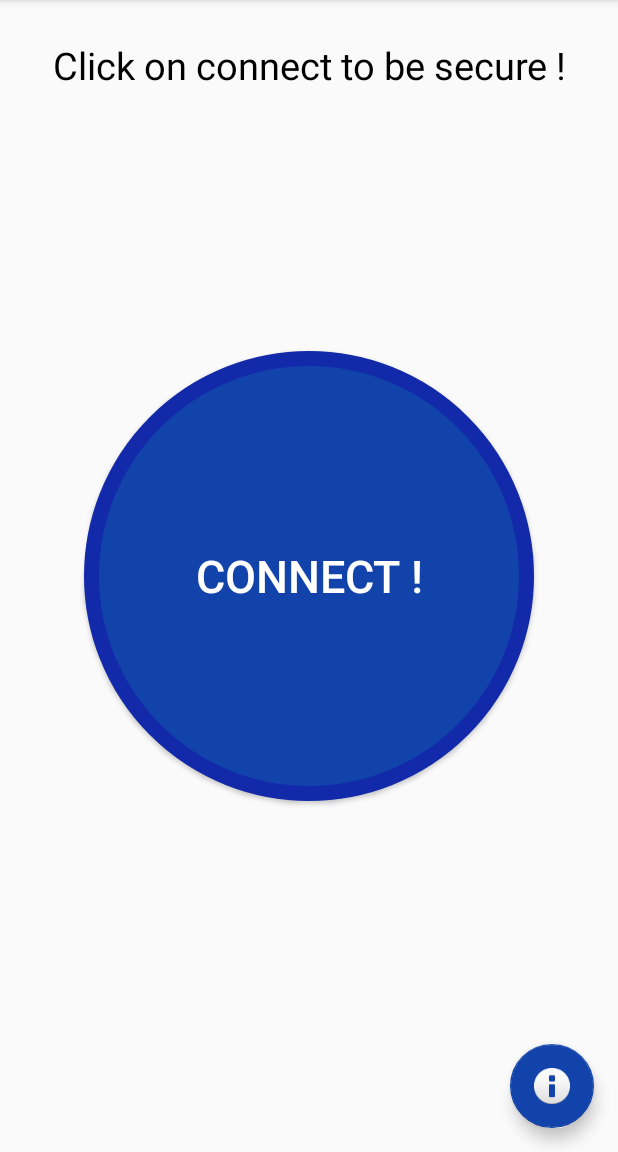
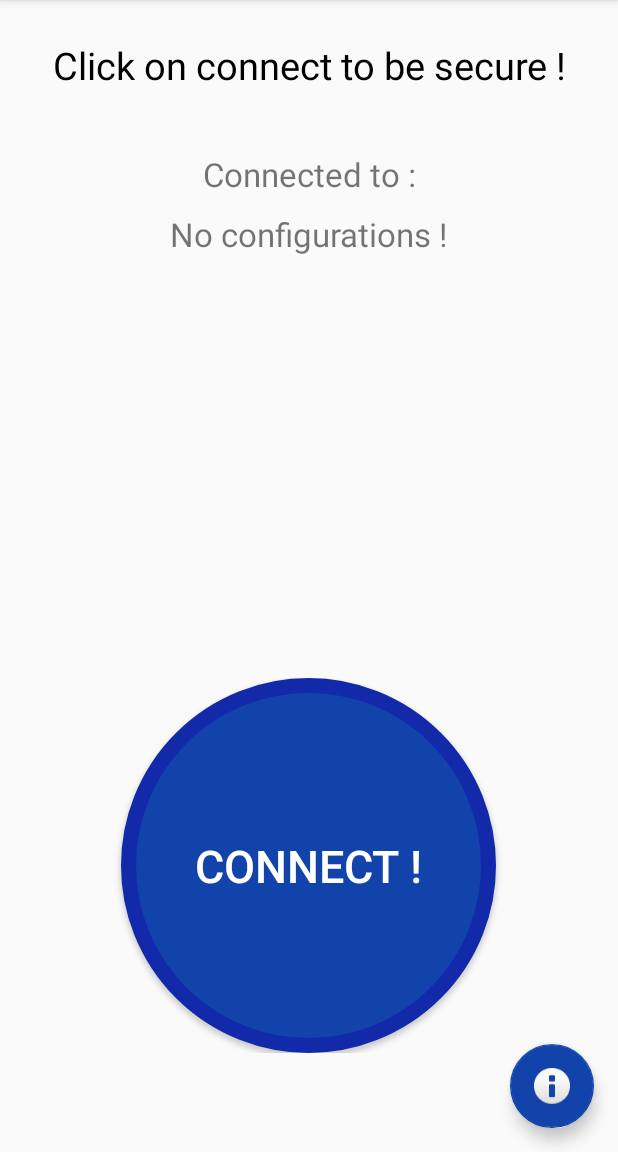
Before and after one commit to yannled/protectMe-android, an Android app: the screen it shows after launch (MainActivity), on a phone screen of 412 x 824 dp, the part 84-1236 px from its top. Run offline under Robolectric (Android 15) with nearby library versions, the phone set to English and light mode, and no system bars; libraries missing offline, so code that uses them is left out: de.blinkt.openvpn; 3 statements that could not run were skipped.

Commit message:
gestion des profiles

```diff
--- a/app/src/main/java/zutt/protectme/MainActivity.kt
+++ b/app/src/main/java/zutt/protectme/MainActivity.kt
@@ -128,7 +128,8 @@ class MainActivity : AppCompatActivity(), NavigationView.OnNavigationItemSelecte
 
             }
             R.id.nav_list -> {
-
+                val listBoxFragment = ListBox_Fragment()
+                openFragment(listBoxFragment)
             }
         }
 
--- a/app/src/main/java/zutt/protectme/VPN_Fragment.kt
+++ b/app/src/main/java/zutt/protectme/VPN_Fragment.kt
@@ -36,6 +36,7 @@ class VPN_Fragment : Fragment() {
     private val PREFERENCE_CONFIG_NAME = "boxes"
     private var prefs: SharedPreferences? = null
     private var res: ressource? = null
+    private var configurationOK = false
 
     override fun onCreate(savedInstanceState: Bundle?) {
         super.onCreate(savedInstanceState)
@@ -44,30 +45,39 @@ class VPN_Fragment : Fragment() {
 
     override fun onActivityCreated(savedInstanceState: Bundle?) {
         super.onActivityCreated(savedInstanceState)
-        res = ressource(prefs!!)
+        val files = FileManager(this.context!!)
+        val filename = files.getDefaultFileName()
+        if (!filename.isNullOrBlank()) {
+            configurationOK = true
+            var configurationName = filename.substringAfter(FileManager.DEFAULT)
+            configurationName = configurationName.substringBefore(FileManager.FILE_EXTENSION)
+            vpn_connectTo.text = configurationName
+        }
         vpnConnect.setOnClickListener { view ->
-            //TODO : See if configuration default exist
+
+            if (configurationOK) {
                 vpnButtonDefineUI(false)
-            if(connected){
+                if (connected) {
                     try {
                         vpnService!!.disconnect()
                         connected = false
                         vpnButtonDefineUI(false)
-                }
-                catch (e : RemoteException){
+                    } catch (e: RemoteException) {
                         e.printStackTrace()
                     }
-            }
-            else{
+                } else {
                     try {
                         prepareStartProfile(PROFILE_ADD_NEW)
                         prepareStartProfile(START_PROFILE_EMBEDDED)
                         connected = true
                         vpnButtonDefineUI(connected)
-                }
-                catch (e : RemoteException){
+                    } catch (e: RemoteException) {
                         e.printStackTrace()
                     }
+                }
+            }
+            else{
+                Toast.makeText(this.context, "CONFIGURE BEFORE CONNECT", Toast.LENGTH_SHORT).show()
             }
         }
     }
@@ -93,7 +103,9 @@ class VPN_Fragment : Fragment() {
 
             val files  = FileManager(this.context!!)
             var config = files.readDefaultFile()
-            /*val conf = activity!!.assets.open("test.conf")
+
+            /*
+            val conf = activity!!.assets.open("test.conf")
             val isr = InputStreamReader(conf)
             val br = BufferedReader(isr)
             var config : String = ""
@@ -104,8 +116,8 @@ class VPN_Fragment : Fragment() {
                     break
                 config += line + "\n"
             }
-            br.readLine()*/
-
+            br.readLine()
+            */
            if (addNew)
                 vpnService!!.addNewVPNProfile("nonEditable", false, config)
             else
--- a/app/src/main/res/drawable/circlebutton.xml
+++ b/app/src/main/res/drawable/circlebutton.xml
@@ -5,8 +5,8 @@
     <solid android:color="@color/myBlue" />
 
     <size
-        android:width="300dp"
-        android:height="300dp"/>
+        android:width="250dp"
+        android:height="250dp"/>
 
     <stroke
         android:width="10dp"
--- a/app/src/main/res/drawable/circlebuttongreen.xml
+++ b/app/src/main/res/drawable/circlebuttongreen.xml
@@ -5,8 +5,8 @@
     <solid android:color="@color/green" />
 
     <size
-        android:width="300dp"
-        android:height="300dp"/>
+        android:width="250dp"
+        android:height="250dp"/>
 
     <stroke
         android:width="10dp"
--- a/app/src/main/res/drawable/circlebuttonred.xml
+++ b/app/src/main/res/drawable/circlebuttonred.xml
@@ -5,8 +5,8 @@
     <solid android:color="@color/red" />
 
     <size
-        android:width="300dp"
-        android:height="300dp"/>
+        android:width="250dp"
+        android:height="250dp"/>
 
     <stroke
         android:width="10dp"
--- a/app/src/main/res/layout/fragment_vpn.xml
+++ b/app/src/main/res/layout/fragment_vpn.xml
@@ -1,28 +1,55 @@
 <?xml version="1.0" encoding="utf-8"?>
-<FrameLayout xmlns:android="http://schemas.android.com/apk/res/android"
+<RelativeLayout xmlns:android="http://schemas.android.com/apk/res/android"
     xmlns:tools="http://schemas.android.com/tools"
     android:layout_width="match_parent"
     android:layout_height="match_parent"
     tools:context=".VPN_Fragment">
 
     <TextView
+        android:layout_width="match_parent"
+        android:layout_height="779dp"
         android:layout_marginTop="10dp"
+        android:gravity="center_horizontal"
+        android:text="@string/hello_VPN"
         android:textColor="#000"
-        android:layout_width="match_parent"
-        android:layout_height="match_parent"
-        android:text="@string/hello_VPN"
-        android:gravity="center_horizontal"
         android:textSize="25sp" />
 
 
-    <Button
-        android:id="@+id/vpnConnect"
-        android:layout_width="wrap_content"
+    <RelativeLayout
+        android:id="@+id/InnerRelativeLayout"
+        android:layout_width="match_parent"
         android:layout_height="wrap_content"
-        android:background="@drawable/circlebutton"
-        android:layout_gravity="center"
-        android:text="@string/VPN_connect"
-        android:textSize="30sp"
-        android:textColor="#fff"/>
+        android:gravity="center_horizontal"
+        android:paddingBottom="50dp"
+        android:layout_alignParentBottom="true">
 
-</FrameLayout>
+        <Button
+            android:id="@+id/vpnConnect"
+            android:layout_width="wrap_content"
+            android:layout_height="wrap_content"
+            android:layout_gravity="center_horizontal"
+            android:background="@drawable/circlebutton"
+            android:text="@string/VPN_connect"
+            android:textColor="#fff"
+            android:textSize="30sp" />
+    </RelativeLayout>
+
+    <TextView
+        android:id="@+id/textView3"
+        android:layout_width="match_parent"
+        android:layout_height="wrap_content"
+        android:layout_marginTop="85dp"
+        android:gravity="center_horizontal"
+        android:text="@string/ConnectTO"
+        android:textSize="22sp" />
+
+    <TextView
+        android:id="@+id/vpn_connectTo"
+        android:layout_width="match_parent"
+        android:layout_height="wrap_content"
+        android:layout_marginTop="125dp"
+        android:gravity="center_horizontal"
+        android:text="@string/ConnectTONothing"
+        android:textSize="22sp" />
+
+</RelativeLayout>
--- a/app/src/main/res/values/strings.xml
+++ b/app/src/main/res/values/strings.xml
@@ -17,6 +17,8 @@
     <string name="VPN_connect">CONNECT !</string>
     <string name="VPN_connectStart">Start VPN!</string>
     <string name="VPN_connectStop">Stop VPN!</string>
+    <string name="ConnectTO">Connected to : </string>
+    <string name="ConnectTONothing">No configurations !</string>
 
     <!-- view_information -->
     <string name="title_information">How to use ProtectMe!</string>
@@ -51,4 +53,10 @@
     <string name="hello_Bluetooth">2. Bluetooth</string>
     <string name="select_Bluetooth">Wait then clic on Start Configuration</string>
     <string name="wait_Bluetooth_conf">Wait during configuration</string>
+
+    <!-- List Box view -->
+    <string name="ListBOX">List Box</string>
+    <string name="ManageBox">rename, delete or make default your box</string>
+    <string name="renameBox">Type new name</string>
+    <string name="ButtonRename">Rename</string>
 </resources>
```
Also changed, not shown: app/src/main/java/zutt/protectme/Config_Bluetooth_Fragment.kt (+45 -38 lines), app/src/main/java/zutt/protectme/FileManager.kt (+104 -22 lines), app/src/main/java/zutt/protectme/ListBox_Fragment.kt (added, +188 -0 lines), app/src/main/res/layout/fragment_listbox.xml (added, +46 -0 lines), app/src/main/res/layout/listview_row.xml (added, +61 -0 lines), app/src/main/res/layout/view_rename_box.xml (added, +42 -0 lines). Lines whose indentation alone changed are shown as unchanged.
